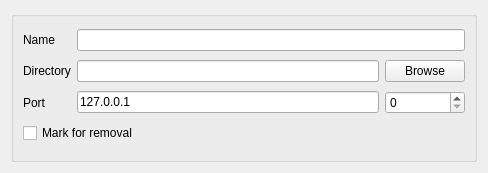
feroze/vidalia-plugins, file hiddenservice/customWidget.ui: the form before one commit.
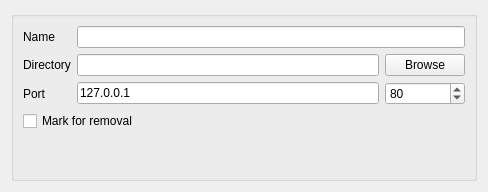
The form after the commit.

Commit message: Subclass QWidget to handle hidden service widgets

```diff
--- a/hiddenservice/customWidget.ui
+++ b/hiddenservice/customWidget.ui
@@ -31,7 +31,7 @@
      <property name="minimumSize">
       <size>
        <width>410</width>
-       <height>150</height>
+       <height>170</height>
       </size>
      </property>
      <property name="title">
@@ -115,9 +115,15 @@
           <height>0</height>
          </size>
         </property>
+        <property name="minimum">
+         <number>1</number>
+        </property>
         <property name="maximum">
          <number>65535</number>
         </property>
+        <property name="value">
+         <number>80</number>
+        </property>
        </widget>
       </item>
       <item row="4" column="2">
@@ -152,6 +158,13 @@
         </property>
        </widget>
       </item>
+      <item row="6" column="2">
+       <widget class="QLabel" name="lineError">
+        <property name="text">
+         <string/>
+        </property>
+       </widget>
+      </item>
      </layout>
     </widget>
    </item>
```
The commit also changes 3 other files.
